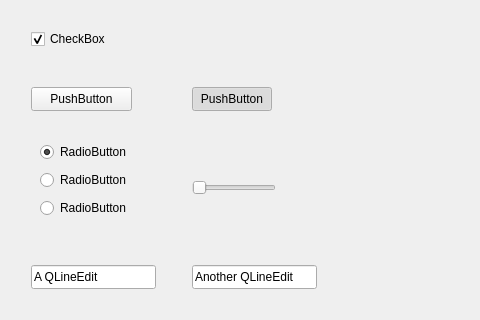
The window that mainwindow.ui (richardmg/WidgetsImagine) describes before a commit, drawn with Qt 5; both pictures show x 0 to 480 and y 0 to 320 of the 568 by 462 pixel window.
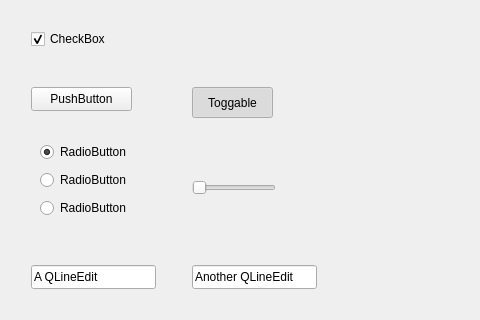
The same window after the commit.

```diff
--- a/mainwindow.ui
+++ b/mainwindow.ui
@@ -14,7 +14,7 @@
    <string>MainWindow</string>
   </property>
   <widget class="QWidget" name="centralwidget">
-   <widget class="QWidget" name="">
+   <widget class="QWidget" name="layoutWidget">
     <property name="geometry">
      <rect>
       <x>40</x>
@@ -135,12 +135,12 @@
      <rect>
       <x>192</x>
       <y>87</y>
-      <width>80</width>
-      <height>24</height>
+      <width>81</width>
+      <height>31</height>
      </rect>
     </property>
     <property name="text">
-     <string>PushButton</string>
+     <string>Toggable</string>
     </property>
     <property name="checkable">
      <bool>true</bool>
```
